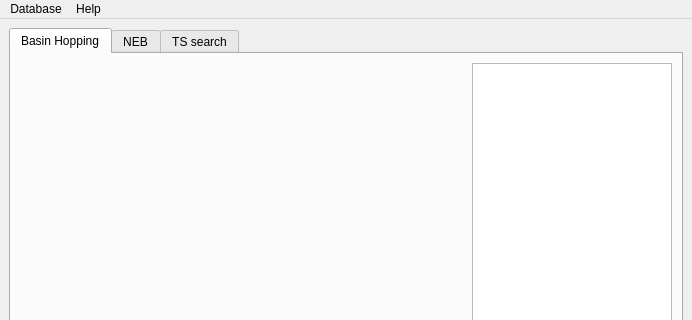
Above: pygmin/gui/MainWindow.ui from pele-python/pele before the change; both pictures show x 0 to 692 and y 0 to 320 of the 692 by 555 pixel window. Below: the same form after it.
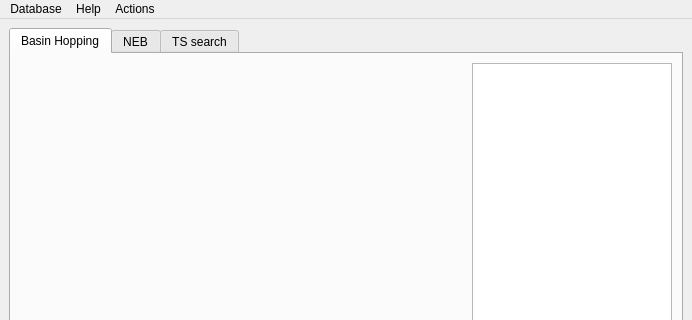
That is the form after the change. Custom widgets are drawn as their Qt base class.

Commit message:
add delete_minimum option in gui
it is chosen with a new drop down menu, Actions.  It would be better to
have a confirmation dialog, but I couldn't figure out how to do it.

also added removeMinimum function in Database

```diff
--- a/pygmin/gui/MainWindow.ui
+++ b/pygmin/gui/MainWindow.ui
@@ -350,8 +350,15 @@
     </property>
     <addaction name="actionAbout"/>
    </widget>
+   <widget class="QMenu" name="menuActions">
+    <property name="title">
+     <string>Actions</string>
+    </property>
+    <addaction name="actionDelete_Minimum"/>
+   </widget>
    <addaction name="menuSimulation"/>
    <addaction name="menuHelp"/>
+   <addaction name="menuActions"/>
   </widget>
   <widget class="QStatusBar" name="statusbar"/>
   <action name="actionNew">
```
Left out of the diff: 22 changed lines with no effect on the pictures. The commit also changes 4 other files.
